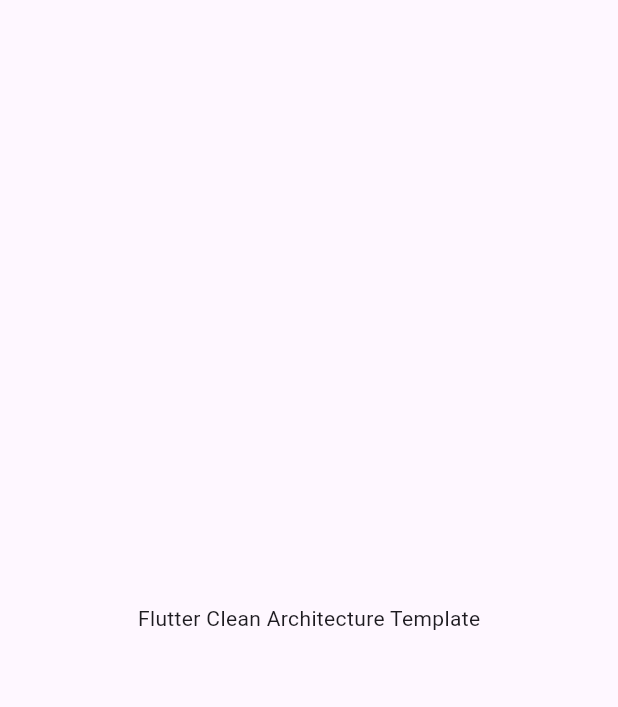
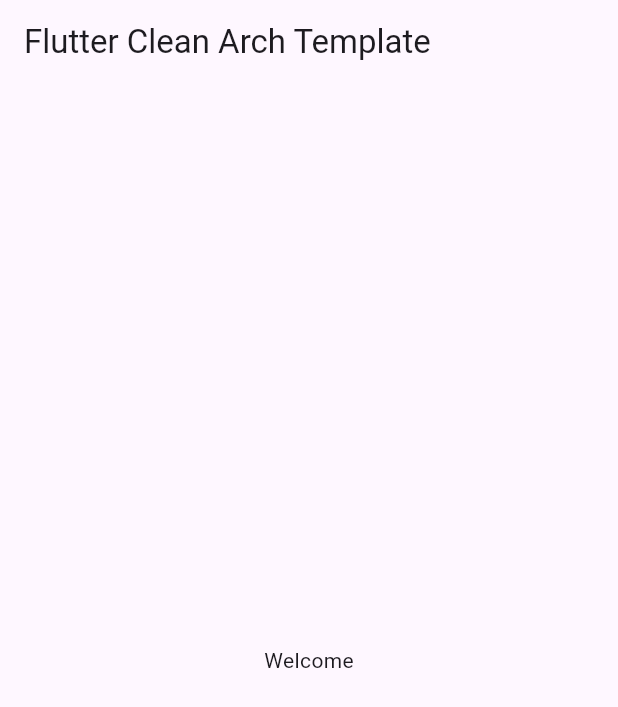
Before and after one commit to MegrurNiftiyev/Flutter-Clean-Arch-Template, a Flutter app: the screen it shows after launch, on a phone screen of 412 x 824 dp. Shown: the top 707 px of the screen. Run offline on Flutter 3.47's test engine with Material 3 defaults, Android fonts, the phone set to English and light mode, and no system bars; our stand-ins replace easy_localization, flutter_bloc.

Commit message:
refactor: set up presentation feature architecture with EasyLocalization and screen orientation lock
- Remove lib/app.dart file
- Create presentation feature structure (home view, cubit, state, widgets)
- Wrap MaterialApp with EasyLocalization configuration in main.dart
- Set title parameter from EasyLocalization key
- Lock orientation to portrait mode using SystemChrome

```diff
--- a/lib/app.dart
+++ /dev/null
@@ -1,14 +0,0 @@
-import 'package:flutter/material.dart';
-
-class App extends StatelessWidget {
-  const App({super.key});
-
-  @override
-  Widget build(BuildContext context) {
-    return const Scaffold(
-      body: Center(
-        child: Text('Flutter Clean Architecture Template'),
-      ),
-    );
-  }
-}
--- a/lib/main.dart
+++ b/lib/main.dart
@@ -1,10 +1,26 @@
+import 'package:easy_localization/easy_localization.dart';
 import 'package:flutter/material.dart';
-import 'app.dart';
+import 'package:flutter/services.dart';
 import 'src/core/theme/theme.dart';
+import 'src/presentation/features/home/view/home_view.dart';
 
-void main() {
+void main() async {
   WidgetsFlutterBinding.ensureInitialized();
-  runApp(const MyApp());
+  await EasyLocalization.ensureInitialized();
+
+  await SystemChrome.setPreferredOrientations([
+    DeviceOrientation.portraitUp,
+    DeviceOrientation.portraitDown,
+  ]);
+
+  runApp(
+    EasyLocalization(
+      supportedLocales: const [Locale('en')],
+      path: 'assets/lang',
+      fallbackLocale: const Locale('en'),
+      child: const MyApp(),
+    ),
+  );
 }
 
 class MyApp extends StatelessWidget {
@@ -14,10 +30,13 @@
   Widget build(BuildContext context) {
     return MaterialApp(
       debugShowCheckedModeBanner: false,
-      title: 'Flutter Clean Arch Template',
+      title: 'app_title'.tr(),
+      localizationsDelegates: context.localizationDelegates,
+      supportedLocales: context.supportedLocales,
+      locale: context.locale,
       theme: AppTheme.lightTheme,
       darkTheme: AppTheme.darkTheme,
-      home: const App(),
+      home: const HomeView(),
     );
   }
 }
--- /dev/null
+++ b/lib/src/presentation/features/home/cubit/home_cubit.dart
@@ -0,0 +1,6 @@
+import 'package:flutter_bloc/flutter_bloc.dart';
+import 'home_state.dart';
+
+class HomeCubit extends Cubit<HomeState> {
+  HomeCubit() : super(const HomeInitial());
+}
--- /dev/null
+++ b/lib/src/presentation/features/home/view/home_view.dart
@@ -0,0 +1,18 @@
+import 'package:easy_localization/easy_localization.dart';
+import 'package:flutter/material.dart';
+
+class HomeView extends StatelessWidget {
+  const HomeView({super.key});
+
+  @override
+  Widget build(BuildContext context) {
+    return Scaffold(
+      appBar: AppBar(
+        title: Text('app_title'.tr()),
+      ),
+      body: Center(
+        child: Text('welcome'.tr()),
+      ),
+    );
+  }
+}
```
Also changed, not shown: lib/src/presentation/features/home/cubit/home_state.dart (added, +7 -0 lines), 2 other files.
